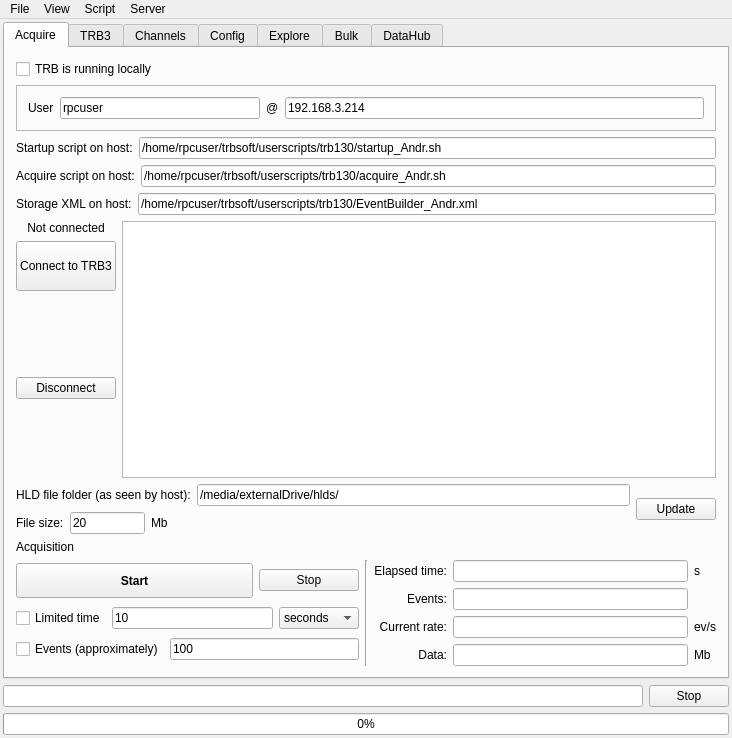
Above: GUI/mainwindow.ui from andrmor/TRB3reader before the change. Below: the same form after it.
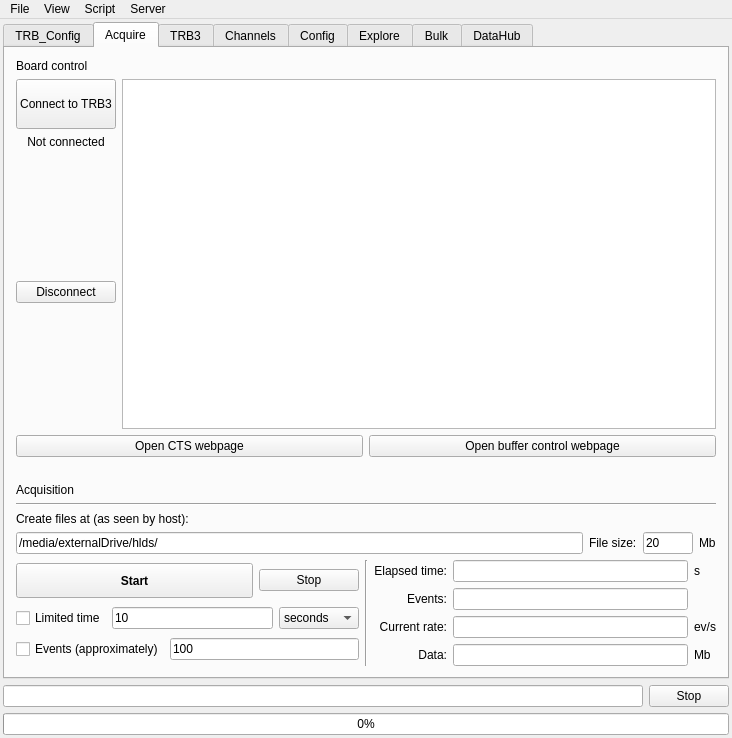
That is the form after the change.

What changed in the file:
```diff
--- a/GUI/mainwindow.ui
+++ b/GUI/mainwindow.ui
@@ -30,6 +30,16 @@
     <item>
      <widget class="QTabWidget" name="twMain">
       <property name="currentIndex">
+       <number>1</number>
+      </property>
+      <widget class="QWidget" name="tab_8">
+       <attribute name="title">
+        <string>TRB_Config</string>
+       </attribute>
+       <layout class="QVBoxLayout" name="verticalLayout_34">
+        <item>
+         <widget class="QTabWidget" name="tabWidget">
+          <property name="currentIndex">
        <number>0</number>
       </property>
       <widget class="QWidget" name="tab_7">
@@ -148,31 +158,45 @@
          </layout>
         </item>
         <item>
+             <spacer name="verticalSpacer_26">
+              <property name="orientation">
+               <enum>Qt::Vertical</enum>
+              </property>
+              <property name="sizeHint" stdset="0">
+               <size>
+                <width>20</width>
+                <height>40</height>
+               </size>
+              </property>
+             </spacer>
+            </item>
+           </layout>
+          </widget>
+          <widget class="QWidget" name="tab_10">
+           <attribute name="title">
+            <string>Tab 2</string>
+           </attribute>
+          </widget>
+         </widget>
+        </item>
+       </layout>
+      </widget>
+      <widget class="QWidget" name="tab_7">
+       <attribute name="title">
+        <string>Acquire</string>
+       </attribute>
+       <layout class="QVBoxLayout" name="verticalLayout_32">
+        <item>
+         <widget class="QLabel" name="label_60">
+          <property name="text">
+           <string>Board control</string>
+          </property>
+         </widget>
+        </item>
+        <item>
          <layout class="QHBoxLayout" name="horizontalLayout_54">
           <item>
            <layout class="QVBoxLayout" name="verticalLayout_26">
-            <item>
-             <widget class="QLabel" name="labConnectionStatus">
-              <property name="sizePolicy">
-               <sizepolicy hsizetype="Preferred" vsizetype="Preferred">
-                <horstretch>0</horstretch>
-                <verstretch>0</verstretch>
-               </sizepolicy>
-              </property>
-              <property name="maximumSize">
-               <size>
-                <width>16777215</width>
-                <height>30</height>
-               </size>
-              </property>
-              <property name="text">
-               <string>Not connected</string>
-              </property>
-              <property name="alignment">
-               <set>Qt::AlignCenter</set>
-              </property>
-             </widget>
-            </item>
             <item>
              <widget class="QPushButton" name="pbBoardOn">
               <property name="minimumSize">
@@ -186,6 +210,28 @@
               </property>
              </widget>
             </item>
+            <item>
+             <widget class="QLabel" name="labConnectionStatus">
+              <property name="sizePolicy">
+               <sizepolicy hsizetype="Preferred" vsizetype="Preferred">
+                <horstretch>0</horstretch>
+                <verstretch>0</verstretch>
+               </sizepolicy>
+              </property>
+              <property name="maximumSize">
+               <size>
+                <width>16777215</width>
+                <height>30</height>
+               </size>
+              </property>
+              <property name="text">
+               <string>Not connected</string>
+              </property>
+              <property name="alignment">
+               <set>Qt::AlignCenter</set>
+              </property>
+             </widget>
+            </item>
             <item>
              <spacer name="verticalSpacer_25">
               <property name="orientation">
@@ -227,18 +273,56 @@
          </layout>
         </item>
         <item>
-         <layout class="QHBoxLayout" name="horizontalLayout_59">
+         <layout class="QHBoxLayout" name="horizontalLayout_60">
+          <property name="topMargin">
+           <number>0</number>
+          </property>
           <item>
-           <layout class="QVBoxLayout" name="verticalLayout_31">
+           <widget class="QPushButton" name="pbOpenCTS">
+            <property name="text">
+             <string>Open CTS webpage</string>
+            </property>
+           </widget>
+          </item>
             <item>
-             <layout class="QHBoxLayout" name="horizontalLayout_56">
+           <widget class="QPushButton" name="pbOpenBufferControl">
+            <property name="text">
+             <string>Open buffer control webpage</string>
+            </property>
+           </widget>
+          </item>
+         </layout>
+        </item>
+        <item>
+         <widget class="QLabel" name="label_59">
+          <property name="text">
+           <string/>
+          </property>
+         </widget>
+        </item>
+        <item>
+         <widget class="QLabel" name="label_44">
+          <property name="text">
+           <string>Acquisition</string>
+          </property>
+         </widget>
+        </item>
+        <item>
+         <widget class="Line" name="line_7">
+          <property name="orientation">
+           <enum>Qt::Horizontal</enum>
+          </property>
+         </widget>
+        </item>
               <item>
                <widget class="QLabel" name="label_50">
                 <property name="text">
-                 <string>HLD file folder (as seen by host):</string>
+           <string>Create files at (as seen by host):</string>
                 </property>
                </widget>
               </item>
+        <item>
+         <layout class="QHBoxLayout" name="horizontalLayout_56">
               <item>
                <widget class="QLineEdit" name="leFolderForHldFiles">
                 <property name="text">
@@ -246,10 +330,6 @@
                 </property>
                </widget>
               </item>
-             </layout>
-            </item>
-            <item>
-             <layout class="QHBoxLayout" name="horizontalLayout_57">
               <item>
                <widget class="QLabel" name="label_56">
                 <property name="text">
@@ -261,7 +341,7 @@
                <widget class="QLineEdit" name="leiHldFileSize">
                 <property name="maximumSize">
                  <size>
-                  <width>75</width>
+              <width>50</width>
                   <height>16777215</height>
                  </size>
                 </property>
@@ -277,38 +357,7 @@
                 </property>
                </widget>
               </item>
-              <item>
-               <spacer name="horizontalSpacer_10">
-                <property name="orientation">
-                 <enum>Qt::Horizontal</enum>
-                </property>
-                <property name="sizeHint" stdset="0">
-                 <size>
-                  <width>40</width>
-                  <height>20</height>
-                 </size>
-                </property>
-               </spacer>
-              </item>
-             </layout>
-            </item>
-           </layout>
-          </item>
-          <item>
-           <widget class="QPushButton" name="pbUpdateXML">
-            <property name="text">
-             <string>Update</string>
-            </property>
-           </widget>
-          </item>
-         </layout>
-        </item>
-        <item>
-         <widget class="QLabel" name="label_44">
-          <property name="text">
-           <string>Acquisition</string>
-          </property>
-         </widget>
+         </layout>
         </item>
         <item>
          <layout class="QHBoxLayout" name="horizontalLayout_52">
```
Left out of the diff: 37 changed lines with no effect on the pictures. Lines whose indentation alone changed are shown as unchanged.
